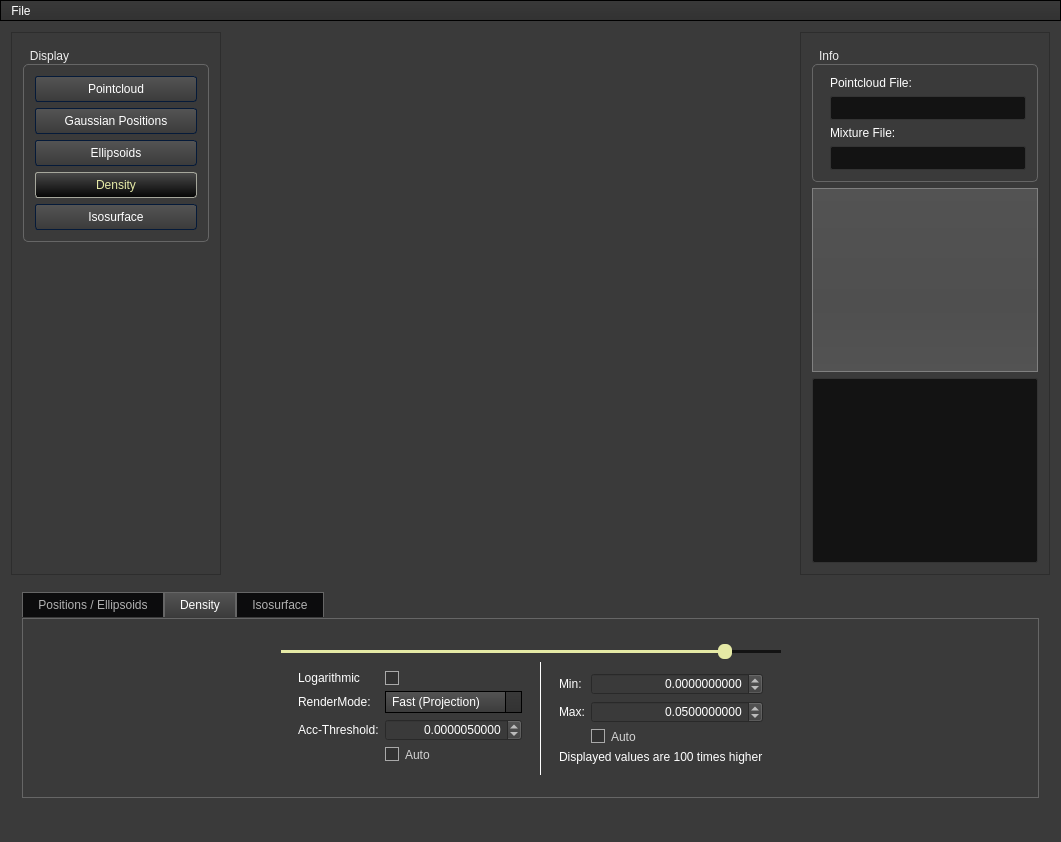
Above: da-gm-1/da-gm-1/gmvis/ui/VisualizerWindow.ui from SFraissTU/gm_vis before the change. Below: the same form after it.
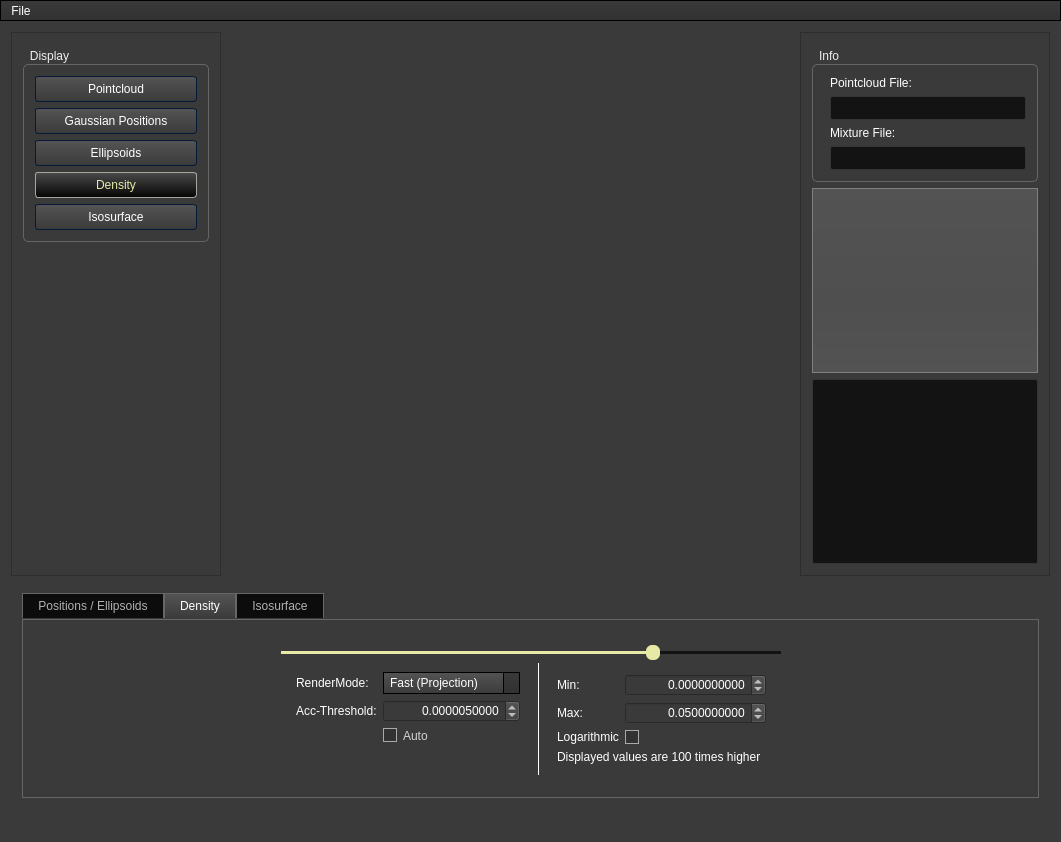
That is the form after the change. The open tabs and pages were chosen to show the change. Icons and pictures are not drawn. Custom widgets are drawn as their Qt base class.

Commit message: Visualizer: Kameraposition nach GMBB, suggested auto max values and standard scale-invariant logarithmic values, removing of old auto-functionality

Patch:
```diff
--- a/da-gm-1/da-gm-1/gmvis/ui/VisualizerWindow.ui
+++ b/da-gm-1/da-gm-1/gmvis/ui/VisualizerWindow.ui
@@ -1251,7 +1251,7 @@
                  <number>100</number>
                 </property>
                 <property name="value">
-                 <number>90</number>
+                 <number>75</number>
                 </property>
                 <property name="orientation">
                  <enum>Qt::Horizontal</enum>
@@ -1345,20 +1345,6 @@
                    </property>
                   </widget>
                  </item>
-                 <item row="3" column="1">
-                  <widget class="QCheckBox" name="cb_dlog">
-                   <property name="text">
-                    <string/>
-                   </property>
-                  </widget>
-                 </item>
-                 <item row="3" column="0">
-                  <widget class="QLabel" name="label_11">
-                   <property name="text">
-                    <string>Logarithmic</string>
-                   </property>
-                  </widget>
-                 </item>
                  <item row="5" column="0">
                   <widget class="QLabel" name="label_4">
                    <property name="text">
@@ -1488,6 +1474,9 @@
                    <property name="decimals">
                     <number>10</number>
                    </property>
+                   <property name="minimum">
+                    <double>-10000000000000000905969664.000000000000000</double>
+                   </property>
                    <property name="maximum">
                     <double>9999999999999999635896294965248.000000000000000</double>
                    </property>
@@ -1499,13 +1488,6 @@
                    </property>
                   </widget>
                  </item>
-                 <item row="3" column="1">
-                  <widget class="QCheckBox" name="cb_dscaleauto">
-                   <property name="text">
-                    <string>Auto</string>
-                   </property>
-                  </widget>
-                 </item>
                  <item row="4" column="0" colspan="2">
                   <widget class="QLabel" name="label_12">
                    <property name="text">
@@ -1513,6 +1495,20 @@
                    </property>
                   </widget>
                  </item>
+                 <item row="3" column="1">
+                  <widget class="QCheckBox" name="cb_dlog">
+                   <property name="text">
+                    <string/>
+                   </property>
+                  </widget>
+                 </item>
+                 <item row="3" column="0">
+                  <widget class="QLabel" name="label_11">
+                   <property name="text">
+                    <string>Logarithmic</string>
+                   </property>
+                  </widget>
+                 </item>
                 </layout>
                </widget>
               </item>
@@ -1701,7 +1697,7 @@
          <x>0</x>
          <y>0</y>
          <width>248</width>
-         <height>551</height>
+         <height>562</height>
         </rect>
        </property>
        <layout class="QGridLayout" name="gridLayout_4">
@@ -1809,7 +1805,7 @@
          <x>0</x>
          <y>0</y>
          <width>208</width>
-         <height>551</height>
+         <height>562</height>
         </rect>
        </property>
        <layout class="QVBoxLayout" name="verticalLayout_2">
```
Left out of the diff: 2 changed lines with no effect on the pictures. The commit also changes 5 other files.
